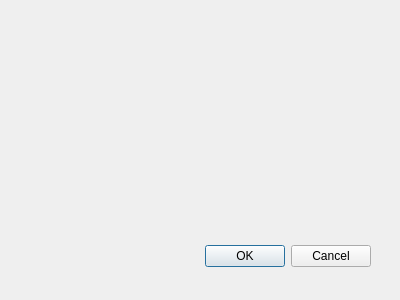
Qt form source/windows/model/education/educationupdatewindow.ui (Who-are-me/term_paper_2022) before a commit.
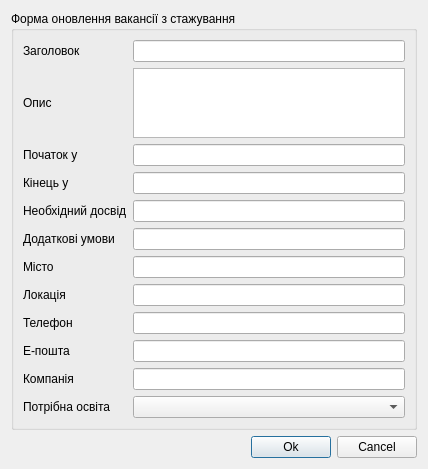
The same form after that commit.

What changed in the file:
```diff
--- a/source/windows/model/education/educationupdatewindow.ui
+++ b/source/windows/model/education/educationupdatewindow.ui
@@ -8,29 +8,178 @@
    <rect>
     <x>0</x>
     <y>0</y>
-    <width>400</width>
-    <height>300</height>
+    <width>428</width>
+    <height>443</height>
    </rect>
   </property>
   <property name="windowTitle">
    <string>Dialog</string>
   </property>
-  <widget name="buttonBox" class="QDialogButtonBox">
-   <property name="geometry">
-    <rect>
-     <x>30</x>
-     <y>240</y>
-     <width>341</width>
-     <height>32</height>
-    </rect>
-   </property>
-   <property name="orientation">
-    <enum>Qt::Horizontal</enum>
-   </property>
-   <property name="standardButtons">
-    <set>QDialogButtonBox::Cancel|QDialogButtonBox::Ok</set>
-   </property>
-  </widget>
+  <layout class="QGridLayout" name="gridLayout_2">
+   <item row="0" column="0" colspan="3">
+    <widget class="QGroupBox" name="groupBox">
+     <property name="title">
+      <string>Форма оновлення вакансії з стажування</string>
+     </property>
+     <layout class="QGridLayout" name="gridLayout">
+      <item row="8" column="0">
+       <widget class="QLabel" name="l_location">
+        <property name="text">
+         <string>Телефон</string>
+        </property>
+       </widget>
+      </item>
+      <item row="11" column="2">
+       <widget class="QLineEdit" name="le_email"/>
+      </item>
+      <item row="5" column="0">
+       <widget class="QLabel" name="l_phone">
+        <property name="text">
+         <string>Додаткові умови</string>
+        </property>
+       </widget>
+      </item>
+      <item row="1" column="2">
+       <widget class="QTextEdit" name="te_description">
+        <property name="minimumSize">
+         <size>
+          <width>48</width>
+          <height>0</height>
+         </size>
+        </property>
+       </widget>
+      </item>
+      <item row="2" column="0">
+       <widget class="QLabel" name="l_education">
+        <property name="text">
+         <string>Початок у</string>
+        </property>
+       </widget>
+      </item>
+      <item row="0" column="2">
+       <widget class="QLineEdit" name="le_title"/>
+      </item>
+      <item row="2" column="2">
+       <widget class="QLineEdit" name="le_for_time_start"/>
+      </item>
+      <item row="5" column="2">
+       <widget class="QLineEdit" name="le_option_condition"/>
+      </item>
+      <item row="3" column="2">
+       <widget class="QLineEdit" name="le_for_time_end"/>
+      </item>
+      <item row="4" column="0">
+       <widget class="QLabel" name="l_city">
+        <property name="text">
+         <string>Необхідний досвід</string>
+        </property>
+       </widget>
+      </item>
+      <item row="1" column="0">
+       <widget class="QLabel" name="l_salary">
+        <property name="text">
+         <string>Опис</string>
+        </property>
+       </widget>
+      </item>
+      <item row="7" column="2">
+       <widget class="QLineEdit" name="le_location"/>
+      </item>
+      <item row="8" column="2">
+       <widget class="QLineEdit" name="le_phone"/>
+      </item>
+      <item row="12" column="0">
+       <widget class="QLabel" name="label">
+        <property name="text">
+         <string>Компанія</string>
+        </property>
+       </widget>
+      </item>
+      <item row="0" column="0">
+       <widget class="QLabel" name="l_title">
+        <property name="text">
+         <string>Заголовок</string>
+        </property>
+       </widget>
+      </item>
+      <item row="11" column="0">
+       <widget class="QLabel" name="l_company">
+        <property name="text">
+         <string>Е-пошта</string>
+        </property>
+       </widget>
+      </item>
+      <item row="4" column="2">
+       <widget class="QLineEdit" name="le_req_experience"/>
+      </item>
+      <item row="3" column="0">
+       <widget class="QLabel" name="l_experience">
+        <property name="text">
+         <string>Кінець у</string>
+        </property>
+       </widget>
+      </item>
+      <item row="6" column="2">
+       <widget class="QLineEdit" name="le_city"/>
+      </item>
+      <item row="6" column="0">
+       <widget class="QLabel" name="l_description">
+        <property name="text">
+         <string>Місто</string>
+        </property>
+       </widget>
+      </item>
+      <item row="7" column="0">
+       <widget class="QLabel" name="l_email">
+        <property name="text">
+         <string>Локація</string>
+        </property>
+       </widget>
+      </item>
+      <item row="13" column="0">
+       <widget class="QLabel" name="label_2">
+        <property name="text">
+         <string>Потрібна освіта</string>
+        </property>
+       </widget>
+      </item>
+      <item row="13" column="2">
+       <widget class="QComboBox" name="cb_education"/>
+      </item>
+      <item row="12" column="2">
+       <widget class="QLineEdit" name="le_company"/>
+      </item>
+     </layout>
+    </widget>
+   </item>
+   <item row="1" column="0">
+    <spacer name="horizontalSpacer">
+     <property name="orientation">
+      <enum>Qt::Horizontal</enum>
+     </property>
+     <property name="sizeHint" stdset="0">
+      <size>
+       <width>253</width>
+       <height>20</height>
+      </size>
+     </property>
+    </spacer>
+   </item>
+   <item row="1" column="1">
+    <widget class="QPushButton" name="btn_ok">
+     <property name="text">
+      <string>Ok</string>
+     </property>
+    </widget>
+   </item>
+   <item row="1" column="2">
+    <widget class="QPushButton" name="btn_cancel">
+     <property name="text">
+      <string>Cancel</string>
+     </property>
+    </widget>
+   </item>
+  </layout>
  </widget>
  <pixmapfunction/>
  <resources/>
```
Left out of the diff: 42 changed lines with no effect on the pictures.
